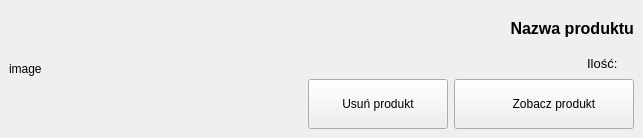
The window that productlistelement.ui (ebbe3000/shop) describes before a commit, drawn with Qt 5.
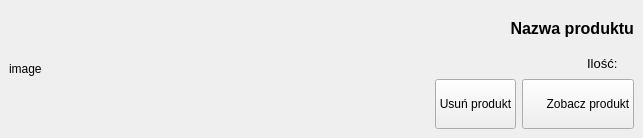
The same window after the commit. Icons and pictures are not drawn.

Commit message: changes to product list elemnt form

What changed in the file:
```diff
--- a/productlistelement.ui
+++ b/productlistelement.ui
@@ -176,7 +176,7 @@
             </property>
             <property name="minimumSize">
              <size>
-              <width>140</width>
+              <width>0</width>
               <height>0</height>
              </size>
             </property>
@@ -211,7 +211,7 @@
             </property>
             <property name="minimumSize">
              <size>
-              <width>180</width>
+              <width>0</width>
               <height>0</height>
              </size>
             </property>
```
